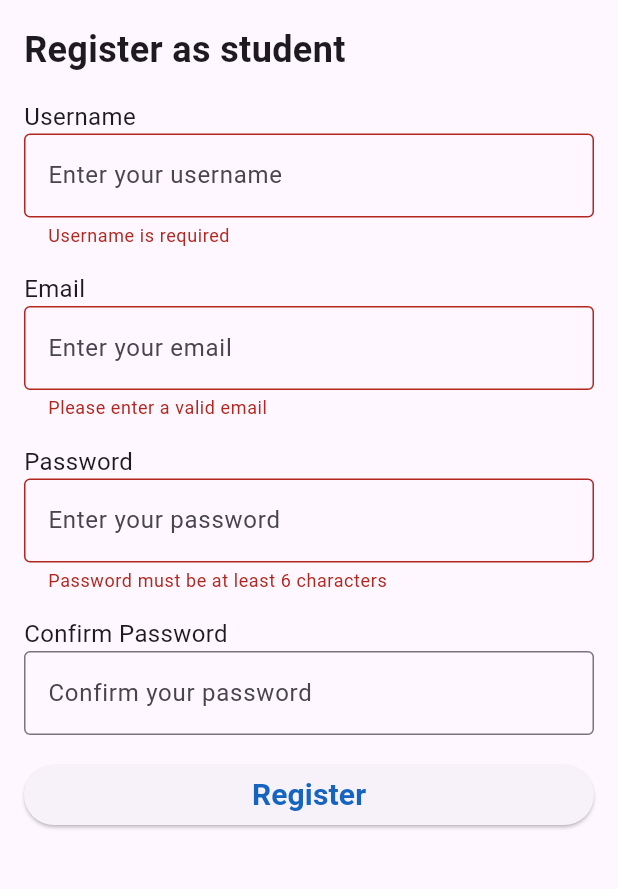
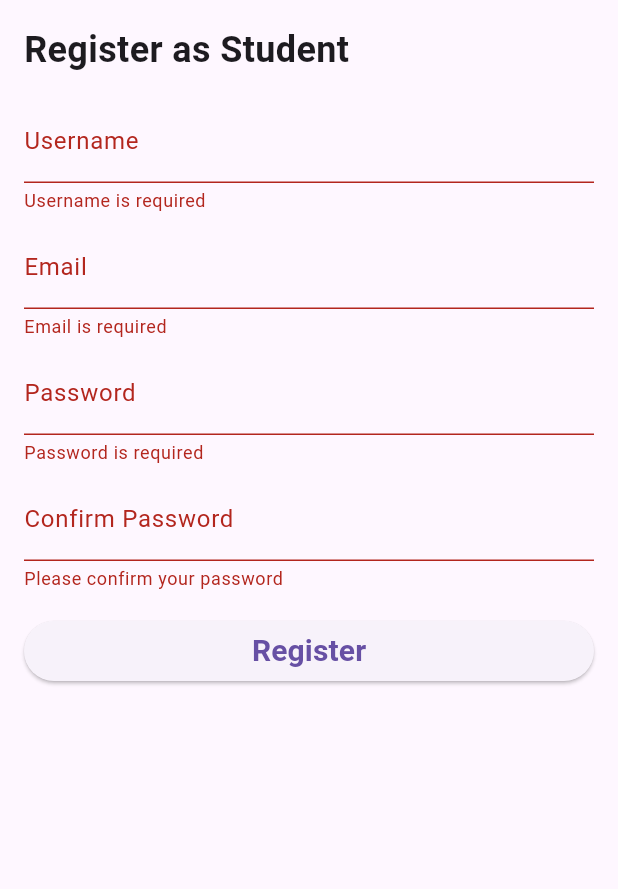
Before and after one commit to salahbnh/Flutter-App, a Flutter app: the RegisterScreen screen opened by its route, after a tap on "Register as a Student", after a tap on "Register", on a phone screen of 412 x 824 dp, the part 84-973 px from its top. Run offline on Flutter 3.47's test engine with Material 3 defaults, Android fonts, the phone set to English and light mode, and no system bars; our stand-ins replace shared_preferences; accounts and stored records are empty.

Commit message:
nodejs integration 1

```diff
--- a/lib/screens/register_screen.dart
+++ b/lib/screens/register_screen.dart
@@ -9,10 +9,41 @@ class RegisterScreen extends StatefulWidget {
 }
 
 class _RegisterScreenState extends State<RegisterScreen> {
-  String role = ''; // Role attribute (student or instructor)
+  final AuthService authService = AuthService();
+  String role = '';
+  bool isLoading = false;
 
-  void onRegister(String username, String email, String password) {
-    UserService.registerUser(username, email, password, role);
+  Future<void> onRegister(String username, String email, String password) async {
+    setState(() {
+      isLoading = true;
+    });
+
+    // Attempt to sign up the user
+    bool success = await authService.signup(username, email, password, role);
+
+    setState(() {
+      isLoading = false;
+    });
+
+    if (success) {
+      // Navigate to the home page if registration is successful
+      Navigator.pushReplacementNamed(context, '/home');
+    } else {
+      // Show an alert dialog if signup failed
+      showDialog(
+        context: context,
+        builder: (context) => AlertDialog(
+          title: Text('Signup Failed'),
+          content: Text('Could not sign up. Please try again.'),
+          actions: [
+            TextButton(
+              onPressed: () => Navigator.pop(context),
+              child: Text('OK'),
+            ),
+          ],
+        ),
+      );
+    }
   }
 
   @override
@@ -36,12 +67,12 @@ class _RegisterScreenState extends State<RegisterScreen> {
               RoleSelection(
                 onStudentSelected: () {
                   setState(() {
-                    role = 'student';
+                    role = 'Student';
                   });
                 },
                 onInstructorSelected: () {
                   setState(() {
-                    role = 'instructor';
+                    role = 'Instructor';
                   });
                 },
               ),
@@ -49,6 +80,7 @@ class _RegisterScreenState extends State<RegisterScreen> {
               SignUpForm(
                 role: role,
                 onRegister: onRegister,
+                isLoading: isLoading, // Pass loading state to form
               ),
           ],
         ),
--- a/lib/services/session_manager.dart
+++ /dev/null
@@ -1,22 +0,0 @@
-import 'package:shared_preferences/shared_preferences.dart';
-
-class SessionManager {
-  static Future<void> saveUserData(String userId, String email) async {
-    SharedPreferences prefs = await SharedPreferences.getInstance();
-    await prefs.setString('userId', userId);
-    await prefs.setString('email', email);
-  }
-
-  static Future<Map<String, String?>> getUserData() async {
-    SharedPreferences prefs = await SharedPreferences.getInstance();
-    return {
-      'userId': prefs.getString('userId'),
-      'email': prefs.getString('email'),
-    };
-  }
-
-  static Future<void> clearUserData() async {
-    SharedPreferences prefs = await SharedPreferences.getInstance();
-    await prefs.clear();
-  }
-}
--- a/lib/widgets/signup_form.dart
+++ b/lib/widgets/signup_form.dart
@@ -3,8 +3,13 @@ import 'package:flutter/material.dart';
 class SignUpForm extends StatefulWidget {
   final String role;
   final Function(String username, String email, String password) onRegister;
+  final bool isLoading;
 
-  SignUpForm({required this.role, required this.onRegister});
+  SignUpForm({
+    required this.role,
+    required this.onRegister,
+    required this.isLoading,
+  });
 
   @override
   _SignUpFormState createState() => _SignUpFormState();
@@ -16,43 +21,67 @@ class _SignUpFormState extends State<SignUpForm> {
   final TextEditingController passwordController = TextEditingController();
   final TextEditingController confirmPasswordController = TextEditingController();
 
-  String usernameError = '';
-  String emailError = '';
-  String passwordError = '';
-  String confirmPasswordError = '';
+  String? usernameError;
+  String? emailError;
+  String? passwordError;
+  String? confirmPasswordError;
 
-  bool isEmailValid(String email) {
-    return RegExp(r"^[a-zA-Z0-9._%+-]+@[a-zA-Z0-9.-]+\.[a-zA-Z]+$").hasMatch(email);
-  }
+  // Validation logic
+  bool validateForm() {
+    bool isValid = true;
 
-  bool isPasswordValid(String password) {
-    return password.length >= 6;
+    setState(() {
+      // Reset errors
+      usernameError = null;
+      emailError = null;
+      passwordError = null;
+      confirmPasswordError = null;
+
+      // Username validation
+      if (usernameController.text.isEmpty) {
+        usernameError = 'Username is required';
+        isValid = false;
+      }
+
+      // Email validation
+      if (emailController.text.isEmpty) {
+        emailError = 'Email is required';
+        isValid = false;
+      } else if (!RegExp(r"^[a-zA-Z0-9._]+@[a-zA-Z0-9]+\.[a-zA-Z]+").hasMatch(emailController.text)) {
+        emailError = 'Invalid email format';
+        isValid = false;
+      }
+
+      // Password validation
+      if (passwordController.text.isEmpty) {
+        passwordError = 'Password is required';
+        isValid = false;
+      } else if (passwordController.text.length < 6) {
+        passwordError = 'Password must be at least 6 characters';
+        isValid = false;
+      }
+
+      // Confirm Password validation
+      if (confirmPasswordController.text.isEmpty) {
+        confirmPasswordError = 'Please confirm your password';
+        isValid = false;
+      } else if (confirmPasswordController.text != passwordController.text) {
+        confirmPasswordError = 'Passwords do not match';
+        isValid = false;
+      }
+    });
+
+    return isValid;
   }
 
   void validateAndSubmit() {
-    setState(() {
-      usernameError = '';
-      emailError = '';
-      passwordError = '';
-      confirmPasswordError = '';
-
-      if (usernameController.text.isEmpty) {
-        usernameError = 'Username is required';
-      }
-      if (!isEmailValid(emailController.text)) {
-        emailError = 'Please enter a valid email';
-      }
-      if (!isPasswordValid(passwordController.text)) {
-        passwordError = 'Password must be at least 6 characters';
-      }
-      if (passwordController.text != confirmPasswordController.text) {
-        confirmPasswordError = 'Passwords do not match';
-      }
-
-      if (usernameError.isEmpty && emailError.isEmpty && passwordError.isEmpty && confirmPasswordError.isEmpty) {
-        widget.onRegister(usernameController.text, emailController.text, passwordController.text);
-      }
-    });
+    if (validateForm()) {
+      widget.onRegister(
+        usernameController.text,
+        emailController.text,
+        passwordController.text,
+      );
+    }
   }
 
   @override
@@ -65,55 +94,60 @@ class _SignUpFormState extends State<SignUpForm> {
           style: const TextStyle(fontSize: 24, fontWeight: FontWeight.bold),
         ),
         const SizedBox(height: 16),
-        const Text('Username', style: TextStyle(fontSize: 16)),
+
+        // Username field
         TextField(
           controller: usernameController,
           decoration: InputDecoration(
-            hintText: 'Enter your username',
-            border: const OutlineInputBorder(),
-            errorText: usernameError.isNotEmpty ? usernameError : null,
+            labelText: 'Username',
+            errorText: usernameError,
           ),
         ),
-        const SizedBox(height: 16),
-        const Text('Email', style: TextStyle(fontSize: 16)),
+        const SizedBox(height: 8),
+
+        // Email field
         TextField(
           controller: emailController,
           decoration: InputDecoration(
-            hintText: 'Enter your email',
-            border: const OutlineInputBorder(),
-            errorText: emailError.isNotEmpty ? emailError : null,
+            labelText: 'Email',
+            errorText: emailError,
           ),
+          keyboardType: TextInputType.emailAddress,
+        ),
+        const SizedBox(height: 8),
+
+        // Password field
+        TextField(
+          controller: passwordController,
+          decoration: InputDecoration(
+            labelText: 'Password',
+            errorText: passwordError,
+          ),
+          obscureText: true,
+        ),
+        const SizedBox(height: 8),
+
+        // Confirm Password field
+        TextField(
+          controller: confirmPasswordController,
+          decoration: InputDecoration(
+            labelText: 'Confirm Password',
+            errorText: confirmPasswordError,
+          ),
+          obscureText: true,
         ),
         const SizedBox(height: 16),
-        const Text('Password', style: TextStyle(fontSize: 16)),
-        TextField(
-          controller: passwordController,
-          obscureText: true,
-          decoration: InputDecoration(
-            hintText: 'Enter your password',
-            border: const OutlineInputBorder(),
-            errorText: passwordError.isNotEmpty ? passwordError : null,
-          ),
-        ),
-        const SizedBox(height: 16),
-        const Text('Confirm Password', style: TextStyle(fontSize: 16)),
-        TextField(
-          controller: confirmPasswordController,
-          obscureText: true,
-          decoration: InputDecoration(
-            hintText: 'Confirm your password',
-            border: const OutlineInputBorder(),
-            errorText: confirmPasswordError.isNotEmpty ? confirmPasswordError : null,
-          ),
-        ),
-        const SizedBox(height: 16),
+
+        // Register button
         SizedBox(
-          width: 400,
+          width: double.infinity,
           child: ElevatedButton(
-            onPressed: validateAndSubmit,
-            child: Text(
+            onPressed: widget.isLoading ? null : validateAndSubmit,
+            child: widget.isLoading
+                ? CircularProgressIndicator(color: Colors.white)
+                : Text(
               'Register',
-              style: TextStyle(fontWeight: FontWeight.bold, fontSize: 20, color: Colors.blue[800]),
+              style: TextStyle(fontWeight: FontWeight.bold, fontSize: 20),
             ),
           ),
         ),
--- a/pubspec.yaml
+++ b/pubspec.yaml
@@ -30,8 +30,7 @@ environment:
 dependencies:
   flutter:
     sdk: flutter
-  firebase_core: ^3.6.0
-  firebase_auth: ^5.3.1
+
 
 
   # The following adds the Cupertino Icons font to your application.
@@ -40,8 +39,6 @@ dependencies:
   form_field_validator: ^1.1.0
   fluttertoast: ^8.0.9
   http: ^1.2.2
-  cloud_firestore: ^5.4.4
-  flutter_secure_storage: ^9.2.2
   shared_preferences: ^2.3.2
 
 dev_dependencies:
```
Also changed, not shown: lib/main.dart (+0 -8 lines), lib/screens/login_screen.dart (+36 -10 lines), lib/screens/profile_screen.dart (+55 -10 lines), lib/services/user_service.dart (+64 -21 lines), pubspec.lock, 1 other file.
